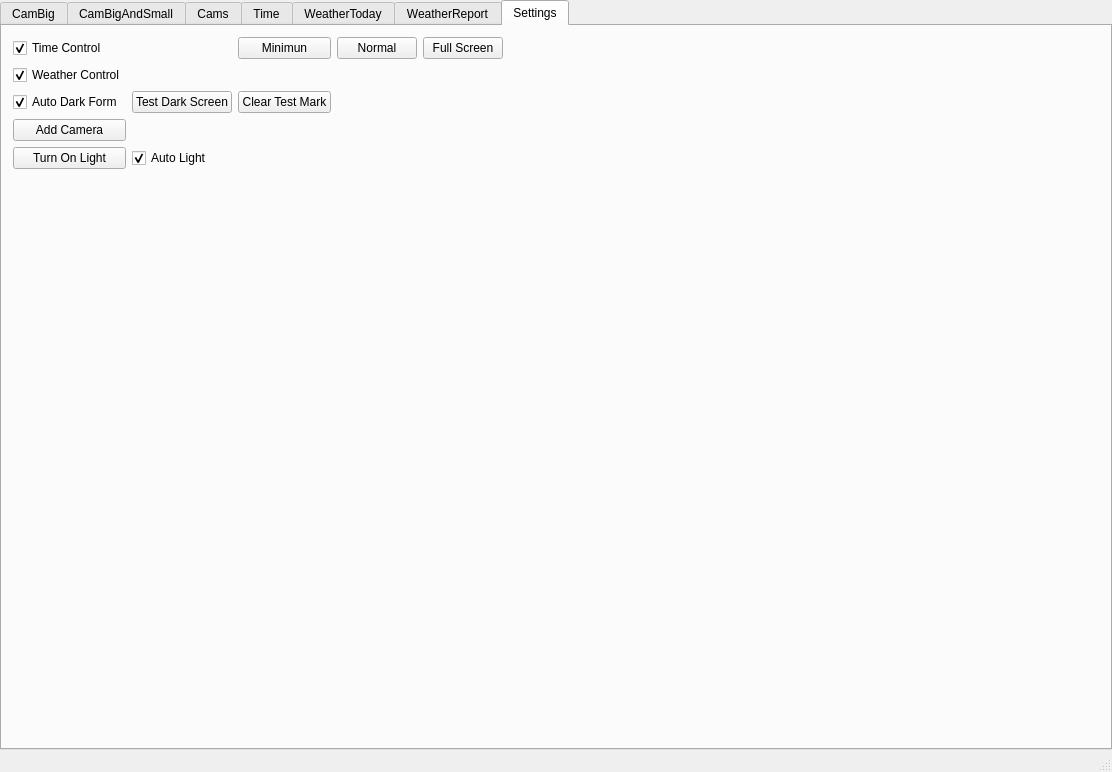
Before: the Qt Designer form Other/CameraDemo/mainwindow.ui in hondodo/PCamera, drawn with Qt 5.
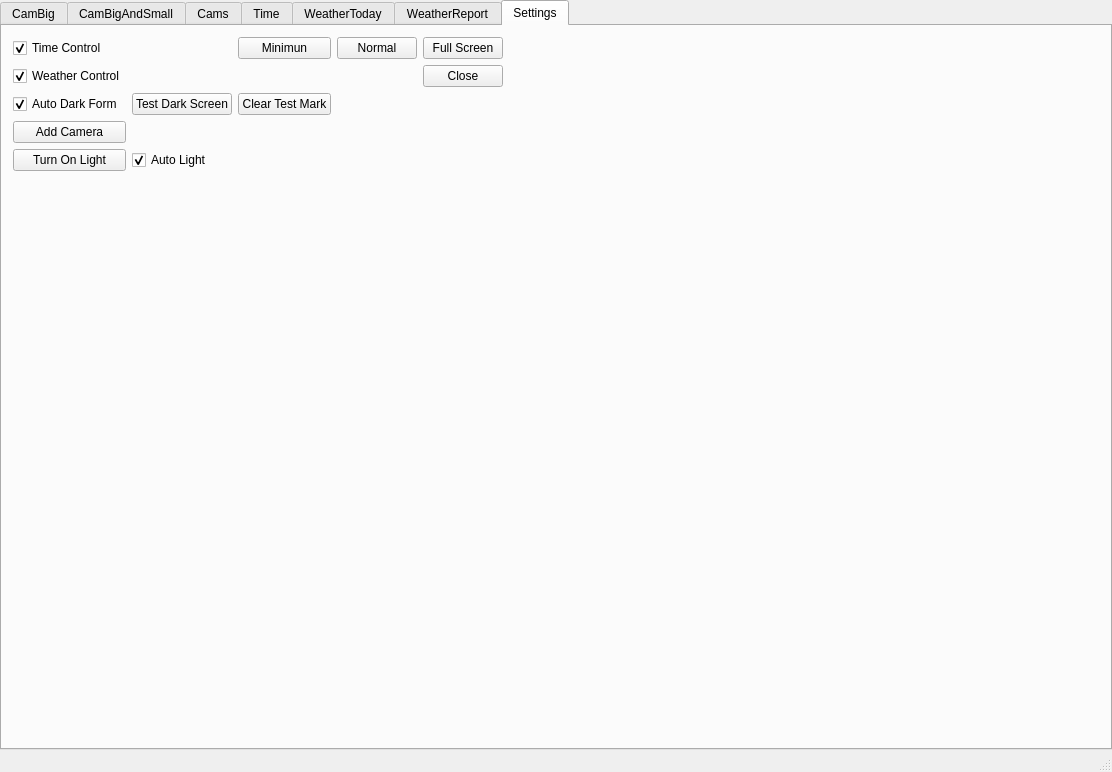
After: the same form once the commit is applied.

Commit message: test turn on light at least 10s

Patch:
```diff
--- a/Other/CameraDemo/mainwindow.ui
+++ b/Other/CameraDemo/mainwindow.ui
@@ -487,6 +487,13 @@
                </property>
               </widget>
              </item>
+             <item row="1" column="4">
+              <widget class="QPushButton" name="pushButtonClose">
+               <property name="text">
+                <string>Close</string>
+               </property>
+              </widget>
+             </item>
             </layout>
            </item>
            <item row="0" column="1">
```
The commit also changes 2 other files.
